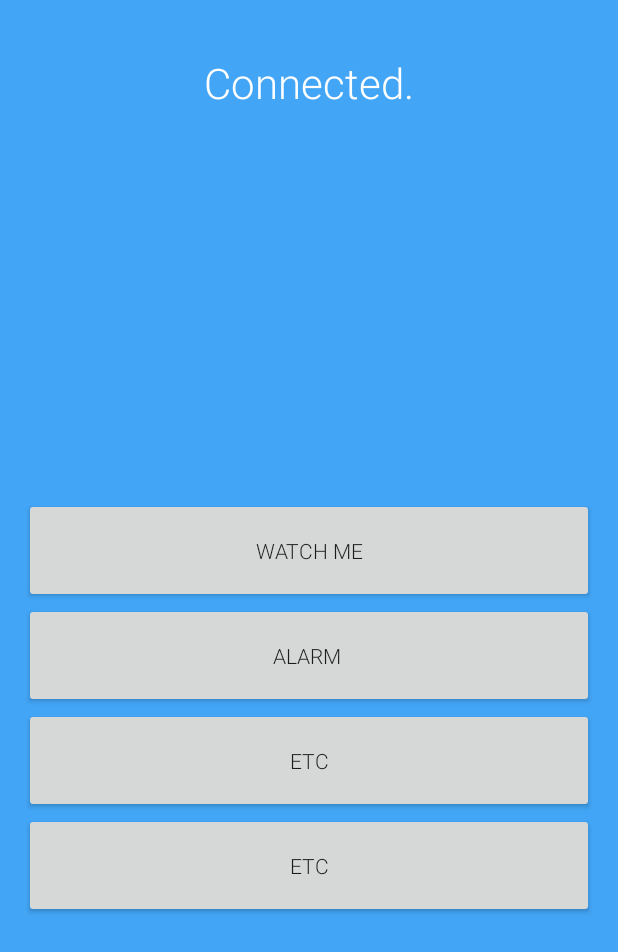
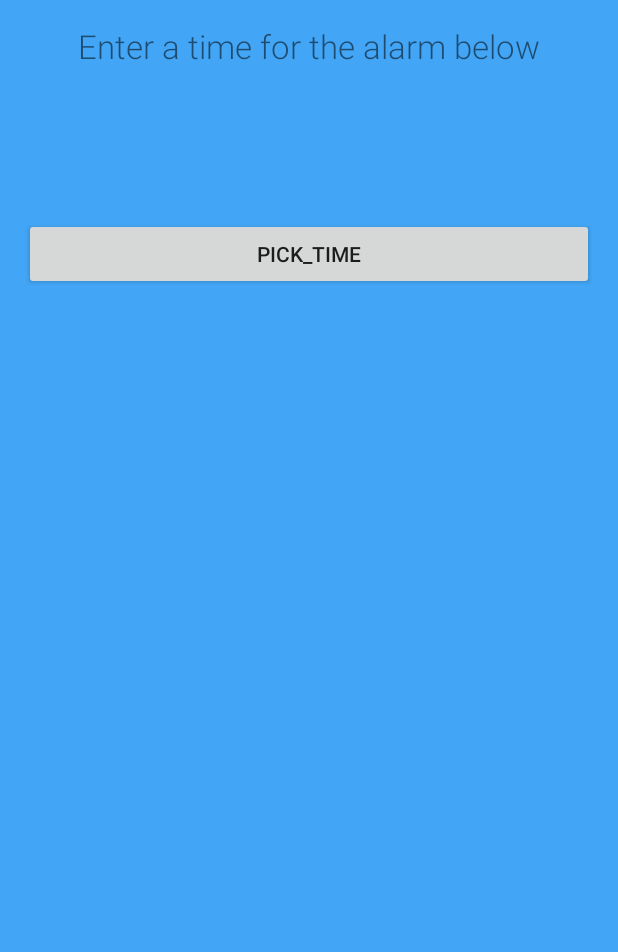
Before and after one commit to g-suraj/ICHack2017, an Android app: the ConnectedScreen screen opened directly, with no data from a screen before it, after a tap on "ALARM", on a phone screen of 412 x 824 dp. Shown: the top 952 px of the screen. Run offline under Robolectric (Android 15) with nearby library versions, the phone set to English and light mode, and no system bars.

Commit message:
Alarm stuff, not working toast implementation

```diff
--- a/IoP/app/src/main/AndroidManifest.xml
+++ b/IoP/app/src/main/AndroidManifest.xml
@@ -4,6 +4,7 @@
 
     <uses-permission android:name="android.permission.BLUETOOTH" />
     <uses-permission android:name="android.permission.BLUETOOTH_ADMIN" />
+    <uses-permission android:name="com.android.alarm.permission.SET_ALARM"/>
 
     <application
         android:allowBackup="true"
--- a/IoP/app/src/main/java/ioichack2017/github/httpscontactgsuraj/iop/AlarmActivity.java
+++ b/IoP/app/src/main/java/ioichack2017/github/httpscontactgsuraj/iop/AlarmActivity.java
@@ -1,13 +1,81 @@
 package ioichack2017.github.httpscontactgsuraj.iop;
 
+import android.app.AlarmManager;
+import android.app.Dialog;
+import android.app.PendingIntent;
+import android.app.TimePickerDialog;
+import android.content.Context;
+import android.content.Intent;
+import android.icu.util.Calendar;
+import android.os.Build;
+import android.provider.AlarmClock;
+import android.support.annotation.RequiresApi;
+import android.support.v4.app.DialogFragment;
 import android.support.v7.app.AppCompatActivity;
 import android.os.Bundle;
+import android.text.format.DateFormat;
+import android.view.View;
+import android.widget.TimePicker;
 
 public class AlarmActivity extends AppCompatActivity {
+
+    private AlarmManager am;
+    private PendingIntent pendingIntent;
+
+    /*
+        Here we try to integrate an alarm clock with the pillow.
+        To check if you are sleeping on the pillow, we ping server with code
+        IS_SLEEPING. Here is what I'm trying to accomplish in this class.
+
+        1. Turning off the alarm when IS_SLEEPING, does not turn alarm off.
+     */
 
     @Override
     protected void onCreate(Bundle savedInstanceState) {
         super.onCreate(savedInstanceState);
         setContentView(R.layout.activity_alarm);
+        //am = new AlarmManager();
+        Intent alarmIntent = new Intent(AlarmActivity.this, AlarmReceiver.class);
+        pendingIntent = PendingIntent.getBroadcast(AlarmActivity.this, 0, alarmIntent, 0);
+
+    }
+
+    @Override
+    protected void onResume() {
+        super.onResume();
+        // TODO: replace with socket monitor for IS_SLEEPING
+        //this.startActivity(ACTION_SET_ALARM);
+    }
+
+    @RequiresApi(api = Build.VERSION_CODES.N)
+    public void showTimePickerDialog(View v) {
+       // AlarmManager manager = (AlarmManager) getSystemService(Context.ALARM_SERVICE);
+       // int interval = 1000 * 60 * 20;
+
+       // TimePickerFragment timeFragment = new TimePickerFragment();
+       // DialogFragment newFragment = timeFragment;
+       // newFragment.show(getSupportFragmentManager(), "timePicker");
+       // Calendar cal = Calendar.getInstance();
+       // int hours = timeFragment.getHours();
+       // int mins = timeFragment.getMins();
+       // cal.setTimeInMillis(System.currentTimeMillis());
+       // cal.set(Calendar.HOUR_OF_DAY, 7);
+       // cal.set(Calendar.MINUTE, 19);
+
+       // manager.setRepeating(AlarmManager.RTC_WAKEUP, cal.getTimeInMillis(),
+       //         interval, pendingIntent);
+        //am.setAndAllowWhileIdle(am.RTC_WAKEUP, millis,  );
+        AlarmManager manager = (AlarmManager) getSystemService(Context.ALARM_SERVICE);
+        int interval = 1000 * 60 * 20;
+
+        /* Set the alarm to start at 10:30 AM */
+        Calendar calendar = Calendar.getInstance();
+        calendar.setTimeInMillis(System.currentTimeMillis());
+        calendar.set(Calendar.HOUR_OF_DAY, 7);
+        calendar.set(Calendar.MINUTE, 22);
+
+        /* Repeating on every 20 minutes interval */
+        manager.setRepeating(AlarmManager.RTC_WAKEUP, calendar.getTimeInMillis(),
+                1000 * 60 * 20, pendingIntent);
     }
 }
--- a/IoP/app/src/main/java/ioichack2017/github/httpscontactgsuraj/iop/ConnectedScreen.java
+++ b/IoP/app/src/main/java/ioichack2017/github/httpscontactgsuraj/iop/ConnectedScreen.java
@@ -3,6 +3,7 @@ package ioichack2017.github.httpscontactgsuraj.iop;
 import android.content.Intent;
 import android.support.v7.app.AppCompatActivity;
 import android.os.Bundle;
+import android.view.View;
 import android.view.animation.AlphaAnimation;
 import android.widget.TextView;
 
@@ -36,4 +37,10 @@ public class ConnectedScreen extends AppCompatActivity {
         ConnectedScreen.this.startActivity(myIntent);
     }
 
+
+    public void sendMessage(View v) {
+        Intent myIntent = new Intent(ConnectedScreen.this, AlarmActivity.class);
+        ConnectedScreen.this.startActivity(myIntent);
+    }
+
 }
--- a/IoP/app/src/main/res/layout/activity_alarm.xml
+++ b/IoP/app/src/main/res/layout/activity_alarm.xml
@@ -1,13 +1,30 @@
 <?xml version="1.0" encoding="utf-8"?>
-<RelativeLayout xmlns:android="http://schemas.android.com/apk/res/android"
+<LinearLayout xmlns:android="http://schemas.android.com/apk/res/android"
     xmlns:tools="http://schemas.android.com/tools"
     android:id="@+id/activity_alarm"
     android:layout_width="match_parent"
     android:layout_height="match_parent"
+    android:background="@color/bg"
     android:paddingBottom="@dimen/activity_vertical_margin"
     android:paddingLeft="@dimen/activity_horizontal_margin"
     android:paddingRight="@dimen/activity_horizontal_margin"
     android:paddingTop="@dimen/activity_vertical_margin"
-    tools:context="ioichack2017.github.httpscontactgsuraj.iop.AlarmActivity">
+    tools:context="ioichack2017.github.httpscontactgsuraj.iop.AlarmActivity"
+    android:orientation="vertical">
 
-</RelativeLayout>
+    <TextView
+        android:fontFamily="sans-serif-light"
+        android:textSize="22sp"
+        android:layout_width="match_parent"
+        android:layout_height="wrap_content"
+        android:paddingBottom="100sp"
+        android:gravity="center_horizontal"
+        android:text="Enter a time for the alarm below" />
+
+    <Button
+        android:layout_width="match_parent"
+        android:layout_height="wrap_content"
+        android:text="pick_time"
+        android:onClick="showTimePickerDialog" />
+
+</LinearLayout>
--- a/IoP/app/src/main/res/layout/activity_connected_screen.xml
+++ b/IoP/app/src/main/res/layout/activity_connected_screen.xml
@@ -1,70 +1,75 @@
 <?xml version="1.0" encoding="utf-8"?>
+
 <LinearLayout xmlns:android="http://schemas.android.com/apk/res/android"
-    xmlns:tools="http://schemas.ajkndroid.com/tools"
     android:layout_width="match_parent"
     android:layout_height="match_parent"
     android:background="@color/bg"
     android:orientation="vertical"
     android:paddingLeft="16dp"
-    android:paddingRight="16dp"
-    android:paddingTop="16dp">
+    android:paddingRight="16dp">
 
     <TextView
         android:id="@+id/Connection"
-        android:paddingTop="20dp"
         android:layout_width="match_parent"
         android:layout_height="wrap_content"
         android:fontFamily="sans-serif-light"
         android:gravity="center_horizontal"
+        android:paddingTop="20dp"
         android:text="@string/connected"
         android:textColor="#ffffff"
         android:textSize="28sp" />
 
     <TextView
         android:id="@+id/inquire"
-        android:paddingTop="20dp"
         android:layout_width="match_parent"
         android:layout_height="wrap_content"
         android:fontFamily="sans-serif-light"
         android:gravity="center_horizontal"
+        android:paddingBottom="200sp"
+        android:paddingTop="20dp"
         android:text="@string/inquire"
         android:textColor="#ffffff"
-        android:paddingBottom="200sp"
         android:textSize="28sp" />
 
     <Button
-        android:paddingTop="10sp"
+        android:id="@+id/button"
         android:layout_width="match_parent"
+        android:layout_height="wrap_content"
+        android:layout_margin="10sp"
         android:fontFamily="sans-serif-light"
-        android:onClick="method1"
-        android:text="watch me"
-        android:padding="25sp"
-        android:layout_height="wrap_content" />
+        android:background="@color/_600"
+        android:onClick="sendMessage"
+        android:textColor="#ffffff"
+        android:text="Watch me" />
 
     <Button
-        android:paddingTop="10sp"
+        android:id="@+id/button2"
         android:layout_width="match_parent"
+        android:layout_height="wrap_content"
+        android:layout_margin="10sp"
         android:fontFamily="sans-serif-light"
-        android:padding="25sp"
-        android:onClick="method2"
-        android:text="Alarm "
-        android:layout_height="wrap_content" />
-
+        android:background="@color/_600"
+        android:onClick="sendMessage"
+        android:textColor="#ffffff"
+        android:text="Alarm" />
     <Button
-        android:paddingTop="10sp"
+        android:id="@+id/button3"
         android:layout_width="match_parent"
+        android:layout_height="wrap_content"
+        android:layout_margin="10sp"
         android:fontFamily="sans-serif-light"
-        android:padding="25sp"
-        android:onClick="method3"
-        android:text="etc"
-        android:layout_height="wrap_content" />
-
+        android:background="@color/_600"
+        android:onClick="sendMessage"
+        android:textColor="#ffffff"
+        android:text="ETC" />
     <Button
-        android:paddingTop="10sp"
+        android:id="@+id/button4"
         android:layout_width="match_parent"
+        android:layout_height="wrap_content"
+        android:layout_margin="10sp"
         android:fontFamily="sans-serif-light"
-        android:padding="25sp"
-        android:text="etc"
-        android:onClick="method4"
-        android:layout_height="wrap_content" />
+        android:background="@color/_600"
+        android:onClick="ETC"
+        android:textColor="#ffffff"
+        android:text="Watch me" />
 </LinearLayout>
```
Also changed, not shown: IoP/app/src/main/java/ioichack2017/github/httpscontactgsuraj/iop/AlarmReceiver.java (added, +16 -0 lines), IoP/app/src/main/java/ioichack2017/github/httpscontactgsuraj/iop/ConnectThread.java (+2 -16 lines), IoP/app/src/main/java/ioichack2017/github/httpscontactgsuraj/iop/TimePickerFragment.java (added, +45 -0 lines).
